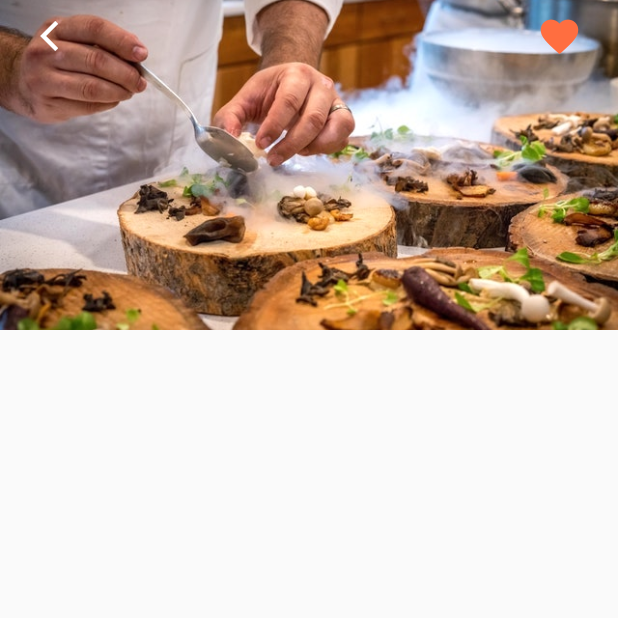
After one commit to prufect/flutter_food_delivery_ui, a Flutter app: the screen it shows after launch, after a tap on "Restaurant 0", on a phone screen of 412 x 824 dp, the top half of it. The commit adds this screen. Run offline on Flutter 3.47's test engine with Material 2 defaults, Android fonts, the phone set to English and light mode, and no system bars.

```diff
--- a/lib/screens/home_screen.dart
+++ b/lib/screens/home_screen.dart
@@ -1,5 +1,6 @@
 import 'package:flutter/material.dart';
 import 'package:flutter_food_delivery_ui/data/data.dart';
+import 'package:flutter_food_delivery_ui/screens/restaurant_screen.dart';
 import 'package:flutter_food_delivery_ui/widgets/rating_stars.dart';
 import 'package:flutter_food_delivery_ui/widgets/recent_orders.dart';
 
@@ -12,7 +13,14 @@ class _HomeScreenState extends State<HomeScreen> {
   _buildRestaurants() {
     List<Widget> _restaurantList = [];
     restaurants.forEach((restaurant) {
-      _restaurantList.add(Container(
+      _restaurantList.add(GestureDetector(
+        onTap: () => Navigator.push(
+          context,
+          MaterialPageRoute(
+            builder: (_) => RestaurantScreen(restaurant: restaurant),
+          ),
+        ),
+        child: Container(
           margin: EdgeInsets.symmetric(
             horizontal: 20.0,
             vertical: 10.0,
@@ -74,6 +82,7 @@ class _HomeScreenState extends State<HomeScreen> {
                 ),
               ),
             ],
+          ),
         ),
       ));
     });
--- /dev/null
+++ b/lib/screens/restaurant_screen.dart
@@ -0,0 +1,59 @@
+import 'package:flutter/material.dart';
+import 'package:flutter_food_delivery_ui/models/restaurant.dart';
+
+class RestaurantScreen extends StatefulWidget {
+  final Restaurant restaurant;
+
+  const RestaurantScreen({
+    Key key,
+    @required this.restaurant,
+  }) : super(key: key);
+
+  @override
+  _RestaurantScreenState createState() => _RestaurantScreenState();
+}
+
+class _RestaurantScreenState extends State<RestaurantScreen> {
+  @override
+  Widget build(BuildContext context) {
+    return Container(
+      child: Scaffold(
+        body: Column(
+          children: [
+            Stack(
+              children: [
+                Image(
+                  image: AssetImage(widget.restaurant.imageUrl),
+                  height: 220,
+                  width: MediaQuery.of(context).size.width,
+                  fit: BoxFit.cover,
+                ),
+                SafeArea(
+                  child: Padding(
+                    padding: const EdgeInsets.symmetric(horizontal: 15.0),
+                    child: Row(
+                      mainAxisAlignment: MainAxisAlignment.spaceBetween,
+                      children: [
+                        IconButton(
+                          icon: Icon(Icons.arrow_back_ios),
+                          color: Colors.white,
+                          onPressed: () => Navigator.pop(context),
+                        ),
+                        IconButton(
+                          icon: Icon(Icons.favorite),
+                          color: Theme.of(context).primaryColor,
+                          iconSize: 30.0,
+                          onPressed: () => Navigator.pop(context),
+                        ),
+                      ],
+                    ),
+                  ),
+                )
+              ],
+            ),
+          ],
+        ),
+      ),
+    );
+  }
+}
```
Lines whose indentation alone changed are shown as unchanged.
